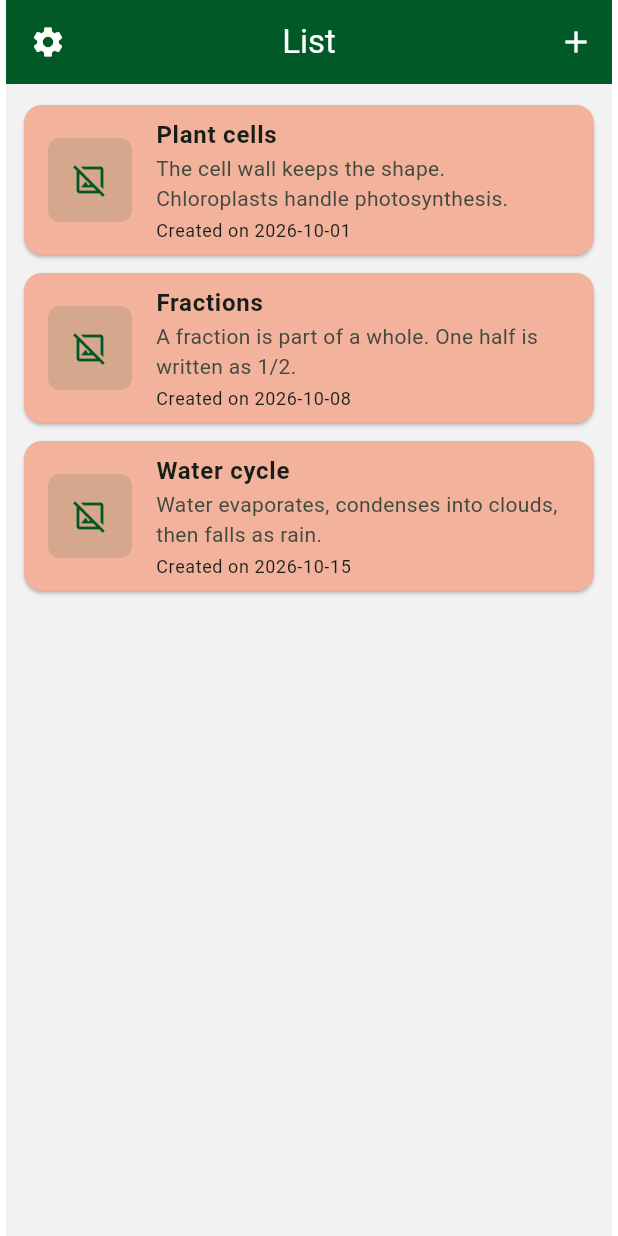
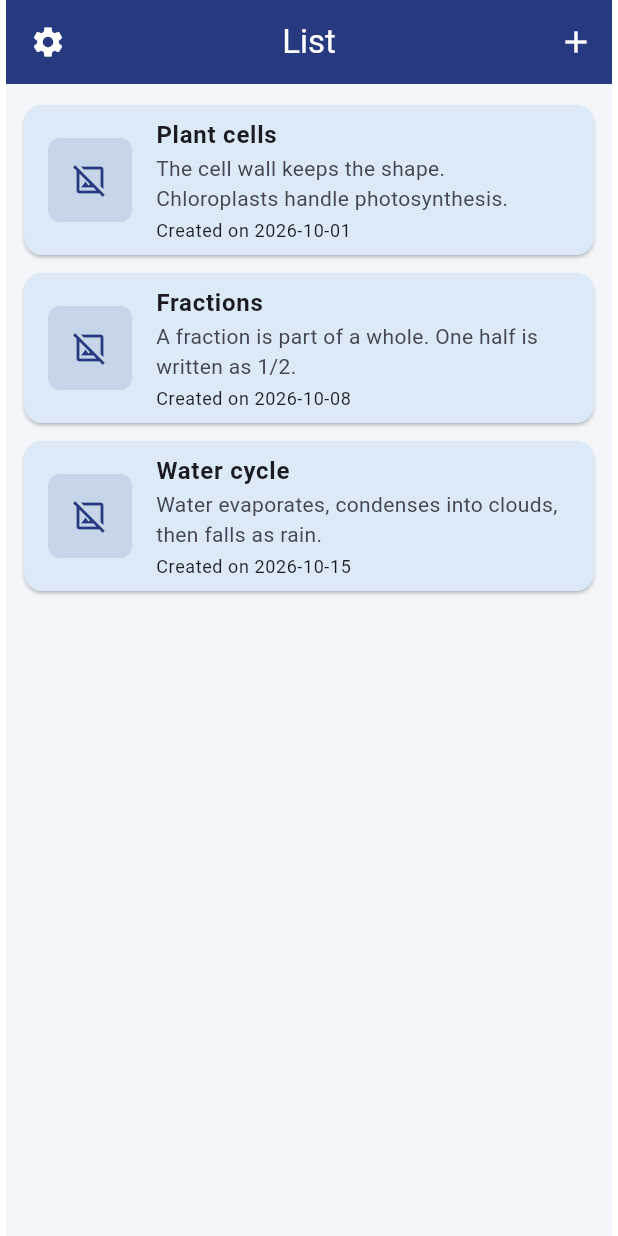
Before and after one commit to omg0501/edusnap, a Flutter app: the screen it shows after launch, on a phone screen of 412 x 824 dp. Run offline on Flutter 3.47's test engine with Material 3 defaults, Android fonts, the phone set to English and light mode, and no system bars; our stand-ins replace image_picker, package_info_plus, permission_handler, shared_preferences; missing offline and left inert: itchi_flutter_duo_layout.

Commit message:
Session4 Challenge

```diff
--- a/lib/main.dart
+++ b/lib/main.dart
@@ -46,12 +46,12 @@ class _MyAppState extends State<MyApp> {
 
   @override
   Widget build(BuildContext context) {
-    // Session 4 Challenge：可替換為你個人 Logo 提取的 5 個專屬色碼
-    const primaryColor = Color(0xFF025928);
-    const secondaryColor = Color(0xFFF25D27);
-    const accentColor = Color(0xFFD9653B);
-    const surfaceColor = Color(0xFFF2B29B);
-    const backgroundColor = Color(0xFFF2F2F2);
+    // Session 4 Challenge：從 EduSnap 專屬 Logo 提取的 5 組主題色碼
+    const primaryColor = Color(0xFF27397F); // 深靛藍（學士帽與背景主調）
+    const secondaryColor = Color(0xFF1E88C9); // 天空藍（相機機身與漸層）
+    const accentColor = Color(0xFFF5B027); // 暖金黃（Snap 字樣與流蘇）
+    const surfaceColor = Color(0xFFDCEAF7); // 淺冰藍（卡片與底部選單底色）
+    const backgroundColor = Color(0xFFF3F7FC); // 柔霧藍白（全局背景）
 
     final colorScheme = ColorScheme.fromSeed(
       seedColor: primaryColor,
@@ -99,12 +99,17 @@ class _MyAppState extends State<MyApp> {
                 foregroundColor: Colors.white,
               ),
             ),
+            outlinedButtonTheme: OutlinedButtonThemeData(
+              style: OutlinedButton.styleFrom(
+                foregroundColor: primaryColor,
+                side: const BorderSide(color: secondaryColor),
+              ),
+            ),
             bottomSheetTheme: const BottomSheetThemeData(
               backgroundColor: surfaceColor,
             ),
           ),
           builder: (context, child) {
-            // 監聽折疊狀態：當完全展開 (fullyOpen) 時使用全螢幕布局
             return Container(
               width: double.infinity,
               height: double.infinity,
@@ -124,7 +129,6 @@ class _MyAppState extends State<MyApp> {
   }
 }
 
-/// 自動偵測目前是否在子頁面，決定是否顯示右側邊欄的原生返回按鈕
 class _DuoRouteObserver extends NavigatorObserver {
   final DuoLayoutController duoController;
   _DuoRouteObserver(this.duoController);
--- a/pubspec.yaml
+++ b/pubspec.yaml
@@ -36,6 +36,6 @@ flutter_launcher_icons:
   android: true
   ios: true
   image_path: "assets/icon/icon_1024.png"
-  adaptive_icon_background: "#FEF7DC"
+  adaptive_icon_background: "#27397F"
   adaptive_icon_foreground: "assets/icon/icon_1024.png"
   remove_alpha_ios: true
```
Also changed, not shown: 1 other file.
